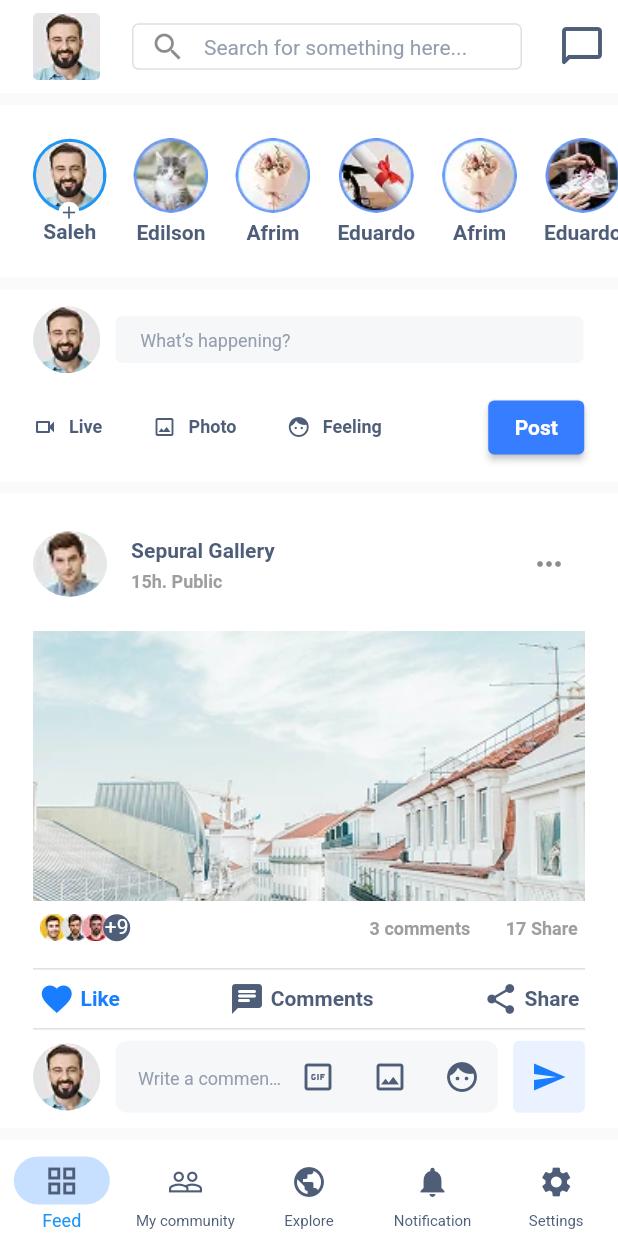
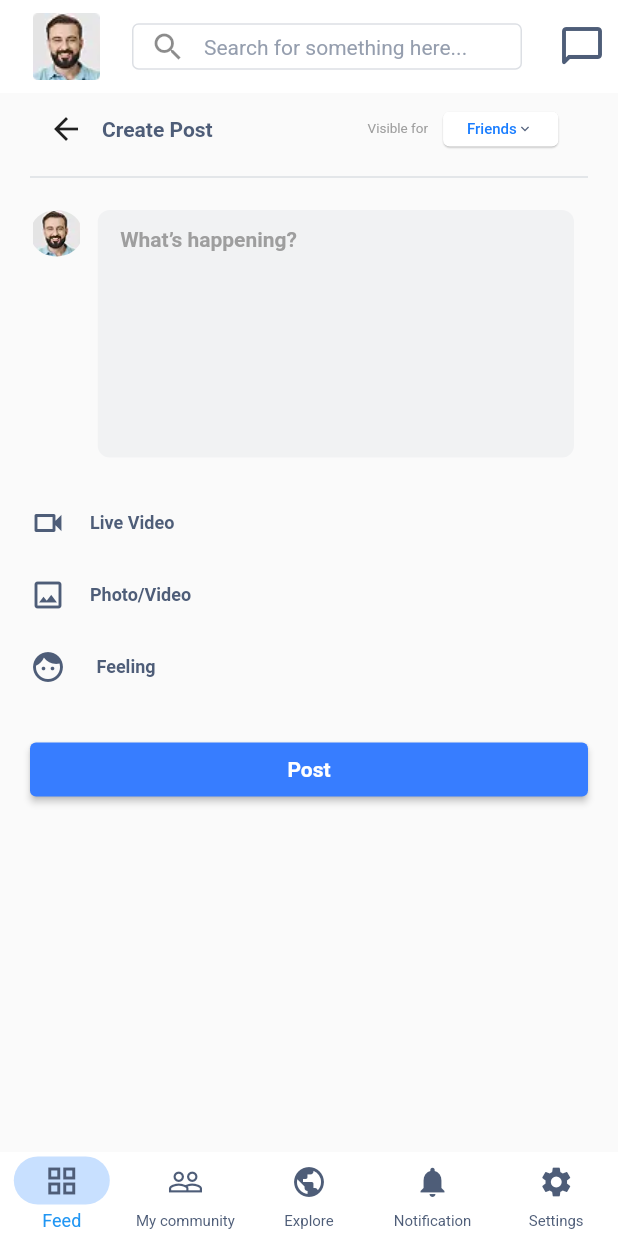
Before and after one commit to Hrkjawad/complex_ui_task, a Flutter app: the HomePage screen opened directly, after a tap on "Post", on a phone screen of 412 x 824 dp. Run offline on Flutter 3.47's test engine with Material 3 defaults, Android fonts, the phone set to English and light mode, and no system bars; our stand-ins replace flutter_riverpod.

Commit message:
create post ui done

```diff
--- a/lib/feed_ui/create_post.dart
+++ b/lib/feed_ui/create_post.dart
@@ -0,0 +1,210 @@
+import 'package:complex_ui_task/feed_ui/widgets/bottom_nav.dart';
+import 'package:complex_ui_task/feed_ui/widgets/home_appbar.dart';
+import 'package:flutter/material.dart';
+
+import '../utilities/app_main_color.dart';
+import '../utilities/assets_path.dart';
+import '../utilities/responsive.dart';
+
+class CreatePost extends StatelessWidget {
+  CreatePost({super.key});
+  final TextStyle textStyle = TextStyle(
+    fontFamily: 'roboto',
+    fontSize: 14,
+    fontWeight: FontWeight.bold,
+    color: AppMainColor.textColor,
+  );
+  final TextEditingController _post = TextEditingController();
+
+  @override
+  Widget build(BuildContext context) {
+    return Scaffold(
+      appBar: homeAppBar(context),
+      body: Padding(
+        padding: const EdgeInsets.only(left: 20, right: 20),
+        child: SingleChildScrollView(
+          child: Column(
+            children: [
+              Row(
+                children: [
+                  BackButton(),
+                  Text(
+                    "Create Post",
+                    style: textStyle,
+                  ),
+                  SizedBox(width: Responsive.sizeW(context, 94)),
+                  Text(
+                    "Visible for",
+                    style: textStyle.copyWith(
+                        fontSize: 9,
+                        color: Colors.grey,
+                        fontWeight: FontWeight.w400),
+                  ),
+                  SizedBox(
+                    width: 10,
+                  ),
+                  SizedBox(
+                    width: Responsive.sizeW(context, 70),
+                    height: Responsive.sizeH(context, 24),
+                    child: ElevatedButton(
+                        style: ElevatedButton.styleFrom(
+                            backgroundColor: Colors.white,
+                            elevation: 0.5,
+                            shape: RoundedRectangleBorder(
+                              borderRadius: BorderRadius.circular(
+                                  Responsive.sizeW(context, 4)),
+                            )),
+                        onPressed: () {},
+                        child: Row(
+                          children: [
+                            Text(
+                              "Friends",
+                              style: TextStyle(
+                                  fontSize: 10,
+                                  color: AppMainColor.blueColor[900]),
+                            ),
+                            Icon(
+                              Icons.keyboard_arrow_down_outlined,
+                              size: Responsive.sizeW(context, 10),
+                              color: Color(0xff4e5d78),
+                            )
+                          ],
+                        )),
+                  ),
+                ],
+              ),
+              Divider(
+                thickness: 1,
+                color: Color(0xffdcdfe4),
+              ),
+              SizedBox(height: 14),
+              Row(
+                crossAxisAlignment: CrossAxisAlignment.start,
+                spacing: 10,
+                children: [
+                  SizedBox(
+                    width: Responsive.sizeW(context, 32),
+                    height: Responsive.sizeH(context, 32),
+                    child: ClipOval(child: Image.asset(ImagesPath.avatar2)),
+                  ),
+                  Column(
+                    crossAxisAlignment: CrossAxisAlignment.start,
+                    mainAxisAlignment: MainAxisAlignment.start,
+                    spacing: 5,
+                    children: [
+                      Container(
+                        width: Responsive.sizeW(context, 289),
+                        height: Responsive.sizeH(context, 170),
+                        decoration:
+                            BoxDecoration(borderRadius: BorderRadius.circular(6)),
+                        child: TextFormField(
+                          controller: _post,
+                          keyboardType: TextInputType.text,
+                          autovalidateMode: AutovalidateMode.onUserInteraction,
+                          minLines: null,
+                          maxLines: null,
+                          expands: true,
+                          textAlignVertical: TextAlignVertical.top,
+                          decoration: InputDecoration(
+                            hintText: "What’s happening?",
+                            hintStyle: textStyle.copyWith(color: Colors.grey),
+                            contentPadding: const EdgeInsets.symmetric(
+                              horizontal: 15,
+                              vertical: 10,
+                            ),
+                            filled: true,
+                            fillColor: const Color(0x0D4E5D78),
+                            border: OutlineInputBorder(
+                              borderRadius: BorderRadius.circular(8),
+                              borderSide: BorderSide.none,
+                            ),
+                            enabledBorder: OutlineInputBorder(
+                              borderRadius: BorderRadius.circular(8),
+                              borderSide: BorderSide.none,
+                            ),
+                            focusedBorder: OutlineInputBorder(
+                              borderRadius: BorderRadius.circular(8),
+                              borderSide: BorderSide.none,
+                            ),
+                            errorBorder: OutlineInputBorder(
+                              borderRadius: BorderRadius.circular(8),
+                              borderSide: const BorderSide(color: Colors.red),
+                            ),
+                            focusedErrorBorder: OutlineInputBorder(
+                              borderRadius: BorderRadius.circular(8),
+                              borderSide: const BorderSide(color: Colors.red),
+                            ),
+                          ),
+                        ),
+                      ),
+                    ],
+                  )
+                ],
+              ),
+              SizedBox(height: 20),
+              Row(
+                spacing: 8,
+                children: [
+                  Icon(
+                    Icons.videocam_outlined,
+                    color: AppMainColor.textColor,
+                  ),
+                  TextButton(
+                    onPressed: (){},
+                    child: Text(
+                      "Live Video",
+                      style: textStyle.copyWith(fontSize: 12),
+                    ),
+                  )
+                ],
+              ),
+              Row(
+                spacing: 8,
+                children: [
+                  Icon(
+                    Icons.photo_outlined,
+                    color: AppMainColor.textColor,
+                  ),
+                  TextButton(
+                    onPressed: (){},
+                    child: Text(
+                    "Photo/Video",
+                    style: textStyle.copyWith(fontSize: 12),
+                  ),
+                  )
+                ],
+              ),
+              Row(
+                spacing: 8,
+                children: [
+                  Icon(
+                    Icons.face,
+                    color: AppMainColor.textColor,
+                  ),
+                  TextButton(
+                    onPressed: (){},
+                    child: Text(
+                      "Feeling",
+                      style: textStyle.copyWith(fontSize: 12),
+                    ),
+                  )
+                ],
+              ),
+              SizedBox(height: 20),
+              SizedBox(
+                width: double.infinity,
+                child: ElevatedButton(
+                    onPressed: () {},
+                    child: Text(
+                      "Post",
+                      style: textStyle.copyWith(color: Colors.white),
+                    )),
+              )
+            ],
+          ),
+        ),
+      ),
+      bottomNavigationBar: BottomNav(),
+    );
+  }
+}
--- a/lib/feed_ui/home.dart
+++ b/lib/feed_ui/home.dart
@@ -1,3 +1,5 @@
+import 'package:complex_ui_task/feed_ui/create_post.dart';
+import 'package:complex_ui_task/feed_ui/widgets/bottom_nav.dart';
 import 'package:complex_ui_task/feed_ui/widgets/events_box.dart';
 import 'package:complex_ui_task/feed_ui/widgets/home_appbar.dart';
 import 'package:complex_ui_task/feed_ui/widgets/post_section.dart';
@@ -110,6 +112,7 @@ class HomePage extends StatelessWidget {
                   ),
                 ),
               ),
+
               //add post section
               ColoredBox(
                 color: Colors.white,
@@ -227,7 +230,10 @@ class HomePage extends StatelessWidget {
                               width: Responsive.sizeW(context, 50),
                             ),
                             ElevatedButton(
-                                onPressed: () {},
+                                onPressed: () {
+                                  Navigator.push(context, MaterialPageRoute(builder: (context)=> CreatePost()));
+
+                                },
                                 child: Text(
                                   "Post",
                                   style: TextStyle(
@@ -243,6 +249,7 @@ class HomePage extends StatelessWidget {
                       ],
                     )),
               ),
+
               //show post section
               ColoredBox(
                 color: Colors.white,
@@ -271,6 +278,7 @@ class HomePage extends StatelessWidget {
                   ),
                 ),
               ),
+
               //recent event
               ColoredBox(
                 color: Colors.white,
@@ -321,6 +329,7 @@ class HomePage extends StatelessWidget {
                   ),
                 ),
               ),
+
               //post2
               ColoredBox(
                 color: Colors.white,
@@ -732,41 +741,7 @@ class HomePage extends StatelessWidget {
           ),
         ),
       ),
-      bottomNavigationBar: NavigationBar(
-          backgroundColor: Colors.white,
-          height: 56,
-          destinations: [
-            NavigationDestination(
-                icon: Icon(
-                  Icons.grid_view,
-                  color: AppMainColor.textColor,
-                ),
-                label: "Feed"),
-            NavigationDestination(
-                icon: Icon(
-                  Icons.people_outline,
-                  color: AppMainColor.textColor,
-                ),
-                label: "My community"),
-            NavigationDestination(
-                icon: Icon(
-                  Icons.public,
-                  color: AppMainColor.textColor,
-                ),
-                label: "Explore"),
-            NavigationDestination(
-                icon: Icon(
-                  Icons.notifications,
-                  color: AppMainColor.textColor,
-                ),
-                label: "Notification"),
-            NavigationDestination(
-                icon: Icon(
-                  Icons.settings,
-                  color: AppMainColor.textColor,
-                ),
-                label: "Settings"),
-          ]),
+      bottomNavigationBar: BottomNav(),
     );
   }
 }
--- /dev/null
+++ b/lib/feed_ui/widgets/bottom_nav.dart
@@ -0,0 +1,46 @@
+import 'package:flutter/material.dart';
+
+import '../../utilities/app_main_color.dart';
+
+class BottomNav extends StatelessWidget {
+  const BottomNav({super.key});
+
+  @override
+  Widget build(BuildContext context) {
+    return NavigationBar(
+        backgroundColor: Colors.white,
+        height: 56,
+        destinations: [
+          NavigationDestination(
+              icon: Icon(
+                Icons.grid_view,
+                color: AppMainColor.textColor,
+              ),
+              label: "Feed"),
+          NavigationDestination(
+              icon: Icon(
+                Icons.people_outline,
+                color: AppMainColor.textColor,
+              ),
+              label: "My community"),
+          NavigationDestination(
+              icon: Icon(
+                Icons.public,
+                color: AppMainColor.textColor,
+              ),
+              label: "Explore"),
+          NavigationDestination(
+              icon: Icon(
+                Icons.notifications,
+                color: AppMainColor.textColor,
+              ),
+              label: "Notification"),
+          NavigationDestination(
+              icon: Icon(
+                Icons.settings,
+                color: AppMainColor.textColor,
+              ),
+              label: "Settings"),
+        ]);
+  }
+}
```
